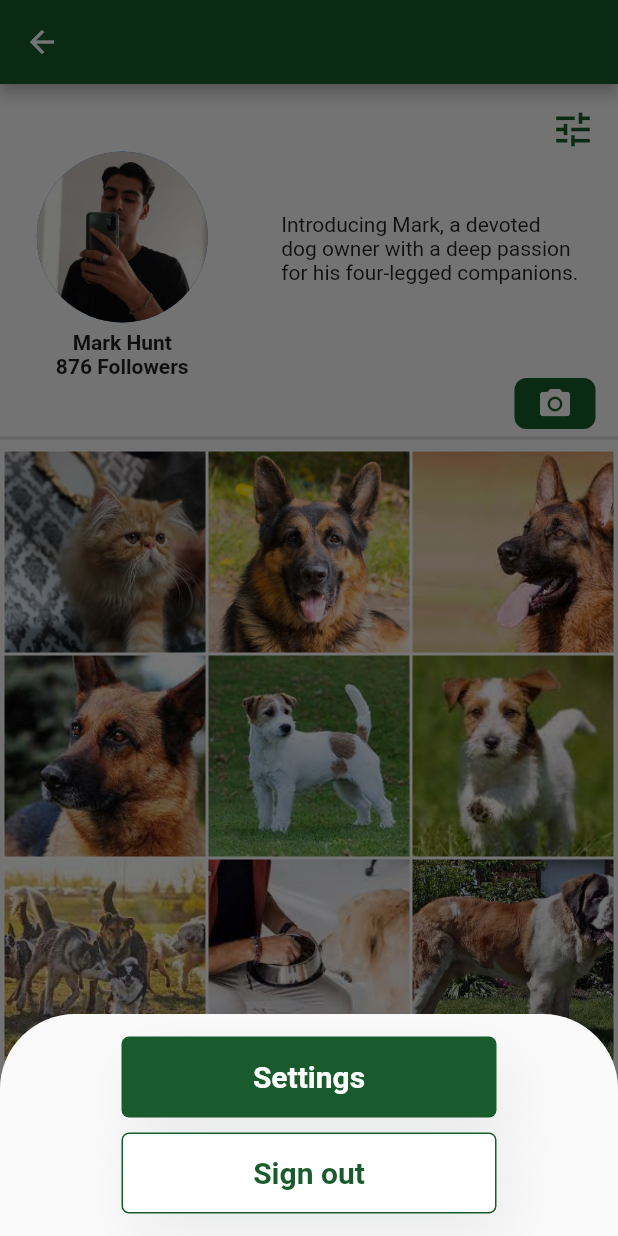
After one commit to danielbueeno/PETSITTING, a Flutter app: the PagePetSitterProfile screen opened by its route, after a tap on the "tune" icon, on a phone screen of 412 x 824 dp. The commit adds this screen. Run offline on Flutter 3.47's test engine with Material 2 defaults, Android fonts, the phone set to English and light mode, and no system bars; our stand-ins replace blur, flutter_slidable; missing offline and left inert: dart:ffi.

Commit message:
pet sitter profile page

```diff
--- a/lib/Constants/constant_routes.dart
+++ b/lib/Constants/constant_routes.dart
@@ -8,4 +8,5 @@ class ConstantRoutes {
   static const profile = '/profile';
   static const messages = '/messages';
   static const petSitters = '/petSitters';
+  static const petSitterProfile = '/petSitterProfile';
 }
--- a/lib/Widgets/organisms/organism_pet_sitters.dart
+++ b/lib/Widgets/organisms/organism_pet_sitters.dart
@@ -1,4 +1,5 @@
 import 'package:flutter/material.dart';
+import 'package:pet_sitting_project/Constants/constant_routes.dart';
 import 'package:pet_sitting_project/widgets/molecules/molecule_pet_sitter_block.dart';
 
 class OrganismPetSitter extends StatelessWidget {
@@ -7,17 +8,21 @@ class OrganismPetSitter extends StatelessWidget {
   @override
   Widget build(BuildContext context) {
     return Column(
-      children: _petSitterList(),
+      children: _petSitterList(context),
     );
   }
 
-  _petSitterList() {
+  _petSitterList(BuildContext context) {
     return [
-      const MoleculePetSitterBlock(
-        name: "Leonardo Freitas",
-        age: "20",
-        likes: "37",
-        image: "assets/images/leonardo.jpeg",
+      GestureDetector(
+        onTap: () =>
+            Navigator.pushNamed(context, ConstantRoutes.petSitterProfile),
+        child: const MoleculePetSitterBlock(
+          name: "Leonardo Freitas",
+          age: "20",
+          likes: "37",
+          image: "assets/images/leonardo.jpeg",
+        ),
       ),
       const MoleculePetSitterBlock(
         name: "André Silva",
--- /dev/null
+++ b/lib/Widgets/organisms/organism_petsitter_profile.dart
@@ -0,0 +1,264 @@
+import 'package:flutter/gestures.dart';
+import 'package:flutter/material.dart';
+import 'package:pet_sitting_project/Constants/constants_colors.dart';
+import 'package:pet_sitting_project/Widgets/atoms/cameraButton.dart';
+import 'package:pet_sitting_project/Widgets/atoms/image_in_profile.dart';
+import 'package:pet_sitting_project/Widgets/atoms/image_in_profile_zoom.dart';
+import 'package:pet_sitting_project/Widgets/atoms/profileText.dart';
+import 'package:pet_sitting_project/Widgets/molecules/molecule_avatar.dart';
+import 'package:pet_sitting_project/constants/constant_routes.dart';
+import 'package:pet_sitting_project/widgets/molecules/molecule_store_item.dart';
+import 'package:pet_sitting_project/Widgets/molecules/molecule_message_block.dart';
+import 'package:blur/blur.dart';
+import 'package:pet_sitting_project/widgets/atoms/button.dart';
+
+class OrganismPetSitterProfile extends StatefulWidget {
+  const OrganismPetSitterProfile({super.key});
+
+  @override
+  State<OrganismPetSitterProfile> createState() =>
+      OrganismPetSitterProfileState();
+}
+
+class OrganismPetSitterProfileState extends State<OrganismPetSitterProfile> {
+  final _space = const SizedBox(
+    height: 30,
+  );
+  bool _zoomed = false;
+  Widget _zoomImg = Container();
+  double _zoomOpa = 0;
+
+  @override
+  Widget build(BuildContext context) {
+    return _zoom(
+      chi: Column(
+        children: [
+          _infoSection,
+          _divider, //Space Container
+          _gallery,
+        ],
+      ),
+    );
+  }
+
+  _onZoom(Widget wi) {
+    setState(() {
+      _zoomed = !_zoomed;
+      _zoomImg = wi;
+    });
+  }
+
+  Widget _zoom({required Column chi}) => _zoomed
+      ? GestureDetector(
+          onTap: () => _onZoom(Container()),
+          child: Blur(
+            blurColor: Colors.transparent,
+            colorOpacity: 0.5,
+            blur: 5,
+            overlay: _zoomImg,
+            child: chi,
+          ),
+        )
+      : Container(child: chi);
+
+  Widget get _infoSection {
+    return Column(crossAxisAlignment: CrossAxisAlignment.end, children: [
+      Container(margin: EdgeInsets.only(right: 15, top: 15), child: _settings),
+      Row(
+        mainAxisAlignment: MainAxisAlignment.spaceAround,
+        crossAxisAlignment: CrossAxisAlignment.center,
+        children: [
+          _profileData,
+          profileText(
+            text:
+                "Introducing Mark, a devoted dog owner with a deep passion for his four-legged companions.",
+          ),
+        ],
+      ),
+      _camera,
+    ]);
+  }
+
+  Widget get _settings {
+    return GestureDetector(
+      onTap: () {
+        showModalBottomSheet<void>(
+            context: context,
+            shape: const RoundedRectangleBorder(
+              borderRadius: BorderRadius.only(
+                  topLeft: Radius.circular(50), topRight: Radius.circular(50)),
+            ),
+            builder: (BuildContext context) {
+              return Container(
+                padding: const EdgeInsets.symmetric(vertical: 15),
+                child: Wrap(
+                  direction: Axis.vertical,
+                  runAlignment: WrapAlignment.center,
+                  runSpacing: 10,
+                  spacing: 10,
+                  children: [
+                    _settingsButton,
+                    _signOutButton,
+                  ],
+                ),
+              );
+            });
+      },
+      child: const Icon(
+        Icons.tune,
+        color: ConstantColors.primary,
+        size: 30,
+      ),
+    );
+  }
+
+  Widget get _profileData {
+    return const Column(
+      mainAxisAlignment: MainAxisAlignment.spaceAround,
+      crossAxisAlignment: CrossAxisAlignment.center,
+      children: [
+        CircleAvatar(
+          radius: 57,
+          backgroundImage: AssetImage("assets/images/luis.jpeg"),
+        ),
+        SizedBox(
+          height: 5,
+        ),
+        Text(
+          "Mark Hunt",
+          style: TextStyle(
+            fontWeight: FontWeight.bold,
+          ),
+        ),
+        Text("876 Followers",
+            style: TextStyle(
+              fontWeight: FontWeight.bold,
+            )),
+      ],
+    );
+  }
+
+  Widget get _camera {
+    return GestureDetector(
+      child: Container(
+        margin: const EdgeInsets.only(right: 15),
+        padding: const EdgeInsets.symmetric(horizontal: 15, vertical: 5),
+        decoration: const BoxDecoration(
+            color: ConstantColors.primary,
+            borderRadius: BorderRadius.all(Radius.circular(8))),
+        child: const Icon(
+          Icons.photo_camera,
+          color: ConstantColors.white,
+        ),
+      ),
+    );
+  }
+
+  Widget get _divider {
+    return Container(
+      margin: const EdgeInsets.symmetric(vertical: 5),
+      color: ConstantColors.gray,
+      height: 2,
+    );
+  }
+
+  Widget get _gallery {
+    return Expanded(
+      child: SingleChildScrollView(
+        child: GridView.count(
+          primary: false,
+          padding: const EdgeInsets.all(2),
+          crossAxisSpacing: 0,
+          mainAxisSpacing: 0,
+          crossAxisCount: 3,
+          shrinkWrap: true,
+          children: [
+            GestureDetector(
+                onLongPress: () =>
+                    {_onZoom(const ImageZoom(img: "assets/images/persa.jpg"))},
+                child: ImageInProfile(image: "assets/images/persa.jpg")),
+            GestureDetector(
+                onLongPress: () => _onZoom(
+                    const ImageZoom(img: "assets/images/pastorAlemao2.jpg")),
+                child:
+                    ImageInProfile(image: "assets/images/pastorAlemao2.jpg")),
+            GestureDetector(
+                onLongPress: () => {
+                      _onZoom(const ImageZoom(
+                          img: "assets/images/pastorAlemao3.jpg"))
+                    },
+                child:
+                    ImageInProfile(image: "assets/images/pastorAlemao3.jpg")),
+            GestureDetector(
+                onLongPress: () => {
+                      _onZoom(const ImageZoom(
+                          img: "assets/images/pastorAlemao4.jpg"))
+                    },
+                child:
+                    ImageInProfile(image: "assets/images/pastorAlemao4.jpg")),
+            GestureDetector(
+                onLongPress: () =>
+                    {_onZoom(const ImageZoom(img: "assets/images/jack.jpg"))},
+                child: ImageInProfile(image: "assets/images/jack.jpg")),
+            GestureDetector(
+                onLongPress: () =>
+                    {_onZoom(const ImageZoom(img: "assets/images/jack2.jpg"))},
+                child: ImageInProfile(image: "assets/images/jack2.jpg")),
+            GestureDetector(
+                onLongPress: () => {
+                      _onZoom(const ImageZoom(img: "assets/images/dogpark.jpg"))
+                    },
+                child: ImageInProfile(image: "assets/images/dogpark.jpg")),
+            GestureDetector(
+                onLongPress: () =>
+                    {_onZoom(const ImageZoom(img: "assets/images/dogEat.jpg"))},
+                child: ImageInProfile(image: "assets/images/dogEat.jpg")),
+            GestureDetector(
+                onLongPress: () =>
+                    {_onZoom(ImageZoom(img: "assets/images/saoBernardo.jpg"))},
+                child: ImageInProfile(image: "assets/images/saoBernardo.jpg")),
+            GestureDetector(
+                onLongPress: () =>
+                    {_onZoom(ImageZoom(img: "assets/images/dogLeash.jpg"))},
+                child: ImageInProfile(image: "assets/images/dogLeash.jpg")),
+            GestureDetector(
+                onLongPress: () =>
+                    {_onZoom(ImageZoom(img: "assets/images/puppy.jpg"))},
+                child: ImageInProfile(image: "assets/images/puppy.jpg")),
+            GestureDetector(
+                onLongPress: () =>
+                    {_onZoom(ImageZoom(img: "assets/images/puppy2.jpg"))},
+                child: ImageInProfile(image: "assets/images/puppy2.jpg")),
+            GestureDetector(
+                onLongPress: () =>
+                    {_onZoom(ImageZoom(img: "assets/images/pastorAlemao.jpg"))},
+                child: ImageInProfile(image: "assets/images/pastorAlemao.jpg")),
+
+            // Other images...
+          ],
+        ),
+      ).frosted(),
+    );
+  }
+
+  Widget get _settingsButton {
+    return Button(
+      label: "Settings",
+      onTap: () => Navigator.pushNamed(context, ConstantRoutes.signUp),
+      width: 250,
+    );
+  }
+
+  Widget get _signOutButton {
+    return Button(
+      label: "Sign out",
+      onTap: () {
+        Navigator.pushNamed(context, ConstantRoutes.welcome);
+      },
+      width: 250,
+      color: ConstantColors.white,
+      textColor: ConstantColors.primary,
+      borderColor: ConstantColors.primary,
+    );
+  }
+}
--- /dev/null
+++ b/lib/Widgets/pages/page_petsitter_profile.dart
@@ -0,0 +1,20 @@
+import 'package:flutter/material.dart';
+import 'package:pet_sitting_project/Widgets/templates/template_search_pages.dart';
+import '../../Constants/constants_colors.dart';
+import '../organisms/organism_petsitter_profile.dart';
+
+class PagePetSitterProfile extends StatelessWidget {
+  const PagePetSitterProfile({super.key});
+
+  @override
+  Widget build(BuildContext context) {
+    return Scaffold(
+      body: SafeArea(child: OrganismPetSitterProfile()),
+      appBar: AppBar(
+        title: const Text(""),
+        centerTitle: true,
+        backgroundColor: ConstantColors.primary,
+      ),
+    );
+  }
+}
--- a/lib/main.dart
+++ b/lib/main.dart
@@ -1,4 +1,5 @@
 import 'package:flutter/material.dart';
+import 'package:pet_sitting_project/Widgets/pages/page_petsitter_profile.dart';
 import 'package:pet_sitting_project/widgets/pages/page_profile.dart';
 import 'package:pet_sitting_project/Widgets/pages/page_sign_up2.dart';
 import 'package:pet_sitting_project/constants/constant_routes.dart';
@@ -30,6 +31,8 @@ class App extends StatelessWidget {
         ConstantRoutes.message: (context) => const PageMessage(),
         ConstantRoutes.signUp2: (context) => const PageSignUp2(),
         ConstantRoutes.profile: (context) => const PageProfile(),
+        ConstantRoutes.petSitterProfile: (context) =>
+            const PagePetSitterProfile(),
         ConstantRoutes.messages: (context) => const PageMessages(),
         ConstantRoutes.petSitters: (context) => const TemplatePlatform(
               index: 1,
```
